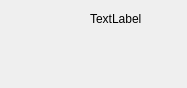
charles2000/status, file StatusWidget.ui: the form before one commit.
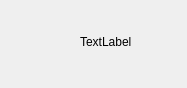
The form after the commit. Custom widgets are drawn as their Qt base class.

Patch:
```diff
--- a/StatusWidget.ui
+++ b/StatusWidget.ui
@@ -19,10 +19,10 @@
   <widget class="QLabel" name="label">
    <property name="geometry">
     <rect>
-     <x>90</x>
-     <y>10</y>
-     <width>66</width>
-     <height>17</height>
+     <x>80</x>
+     <y>6</y>
+     <width>101</width>
+     <height>71</height>
     </rect>
    </property>
    <property name="text">
@@ -32,10 +32,10 @@
   <widget class="BatteryWidget" name="battery_4" native="true">
    <property name="geometry">
     <rect>
-     <x>20</x>
-     <y>10</y>
+     <x>10</x>
+     <y>30</y>
      <width>51</width>
-     <height>21</height>
+     <height>31</height>
     </rect>
    </property>
   </widget>
```
